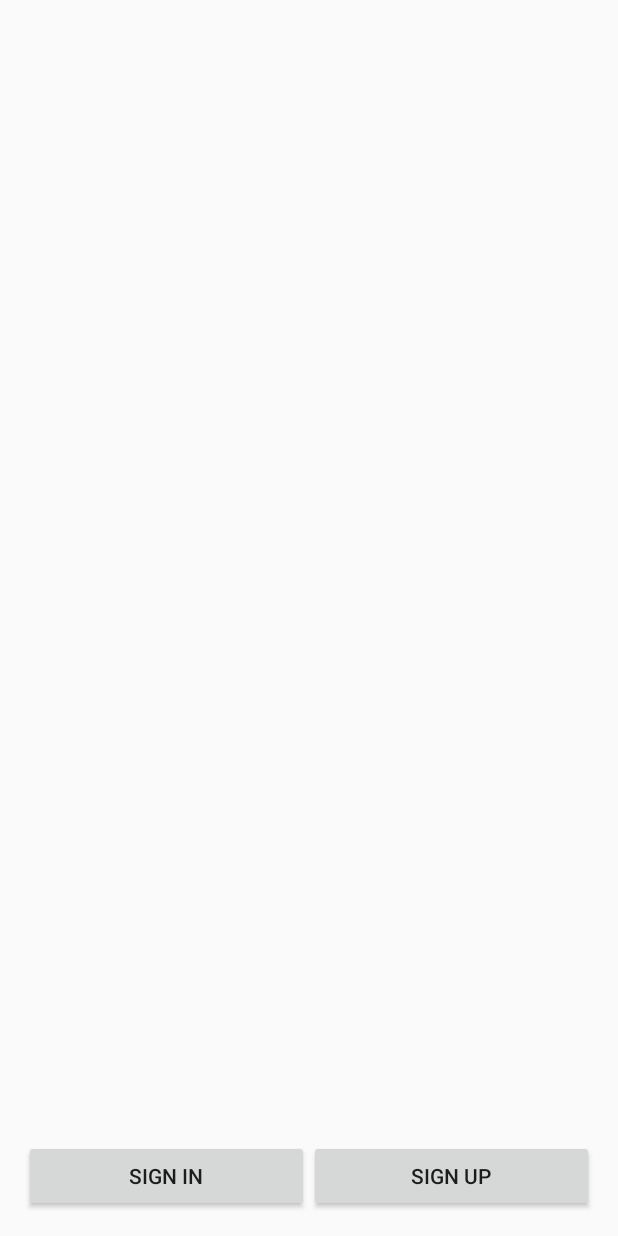
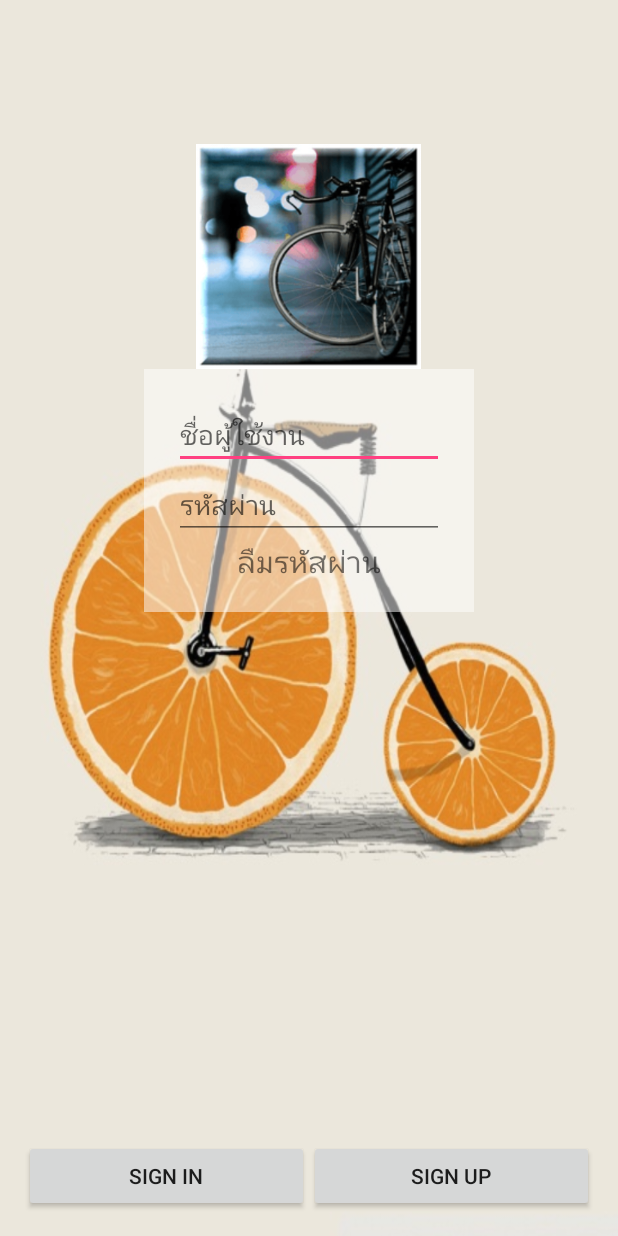
Before and after one commit to sorasakUoU/ProjectBakery2, an Android app: the screen it shows after launch (MainActivity), on a phone screen of 412 x 824 dp. Run offline under Robolectric (Android 15) with nearby library versions, the phone set to English and light mode, and no system bars.

Commit message:
Disign UI Main Finish

```diff
--- a/app/src/main/res/layout/activity_main.xml
+++ b/app/src/main/res/layout/activity_main.xml
@@ -7,7 +7,8 @@
     android:paddingLeft="@dimen/activity_horizontal_margin"
     android:paddingRight="@dimen/activity_horizontal_margin"
     android:paddingTop="@dimen/activity_vertical_margin"
-    tools:context="kawinpart.sorasak.buybakery.MainActivity">
+    tools:context="kawinpart.sorasak.buybakery.MainActivity"
+    android:background="@drawable/orange_bicycle">
 
     <LinearLayout
         android:orientation="horizontal"
@@ -30,4 +31,44 @@
             android:layout_weight="1"
             android:onClick="clickSignUpMain" />
     </LinearLayout>
+
+    <ImageView
+        android:layout_width="@dimen/icon"
+        android:layout_height="@dimen/icon"
+        android:id="@+id/imageView"
+        android:layout_marginTop="80dp"
+        android:layout_centerHorizontal="true"
+        android:src="@drawable/bicycle_live_wallpaper" />
+
+    <LinearLayout
+        android:orientation="vertical"
+        android:layout_width="220dp"
+        android:layout_height="wrap_content"
+        android:layout_centerHorizontal="true"
+        android:layout_below="@+id/imageView"
+        android:background="#82ffffff"
+        android:padding="20dp">
+
+        <EditText
+            android:layout_width="match_parent"
+            android:layout_height="wrap_content"
+            android:id="@+id/txtUser"
+            android:hint="@string/user" />
+
+        <EditText
+            android:layout_width="match_parent"
+            android:layout_height="wrap_content"
+            android:id="@+id/txtPassword"
+            android:hint="@string/password"
+            android:inputType="textPassword" />
+
+        <TextView
+            android:layout_width="wrap_content"
+            android:layout_height="wrap_content"
+            android:text="@string/ResetId"
+            android:id="@+id/textView6"
+            android:hint="@string/ResetId"
+            android:layout_gravity="center_horizontal"
+            android:textSize="@dimen/h2" />
+    </LinearLayout>
 </RelativeLayout>
--- a/app/src/main/res/values/dimens.xml
+++ b/app/src/main/res/values/dimens.xml
@@ -5,5 +5,7 @@
     <dimen name="h1">35sp</dimen>
     <dimen name="h2">20sp</dimen>
 
+    <dimen name="icon">150dp</dimen>
+
 
 </resources>
--- a/app/src/main/res/values/strings.xml
+++ b/app/src/main/res/values/strings.xml
@@ -6,5 +6,6 @@
     <string name="user">ชื่อผู้ใช้งาน</string>
     <string name="password">รหัสผ่าน</string>
     <string name="id_card">บัตรประชาชน</string>
+    <string name="ResetId">ลืมรหัสผ่าน</string>
 
 </resources>
```
Also changed, not shown: app/src/main/res/drawable/bicycle_live_wallpaper.png (added), app/src/main/res/drawable/orange_bicycle.png (added).
